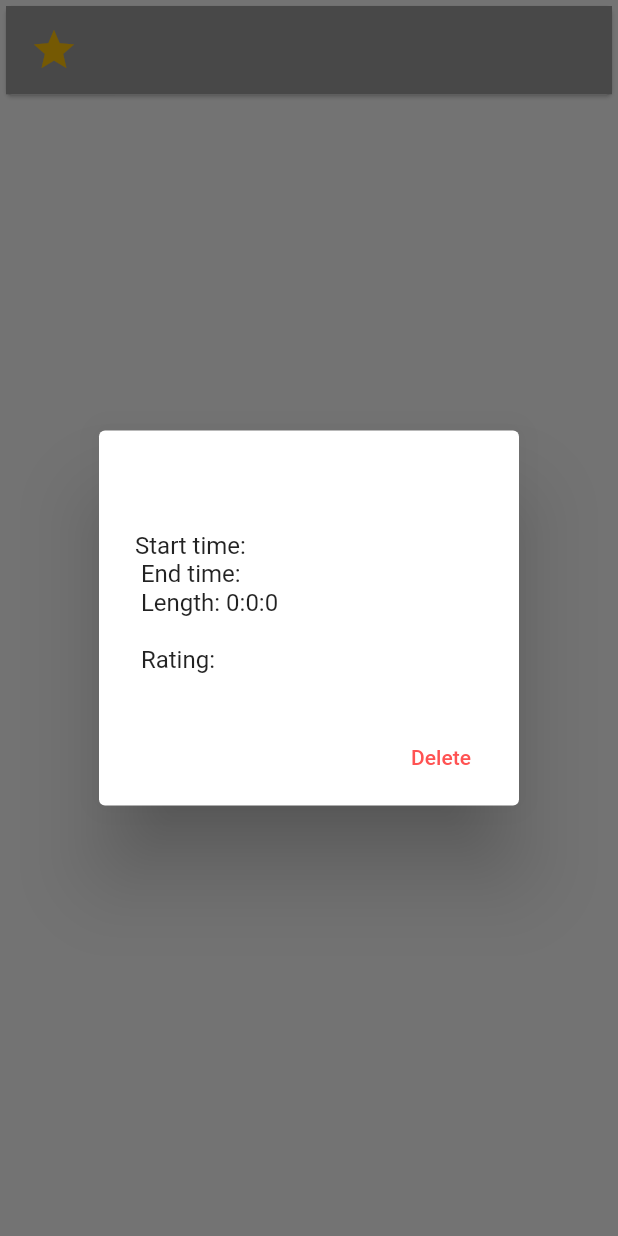
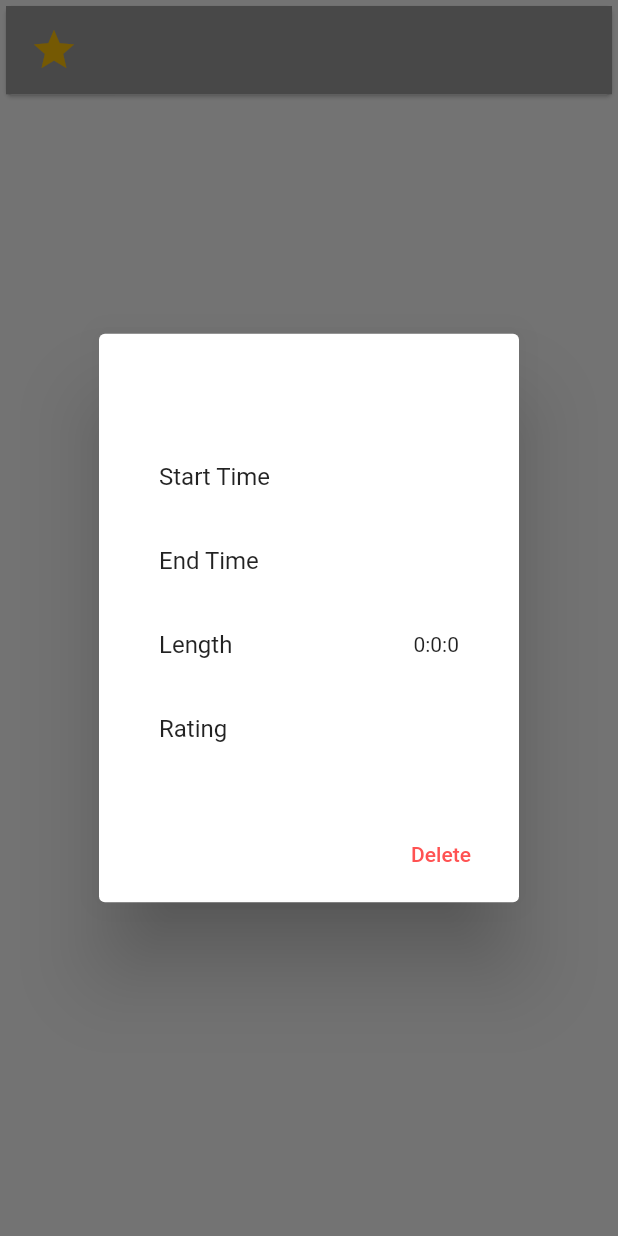
Before and after one commit to panduwira/RateYourSleep, a Flutter app: the TimeDataCard widget shown alone on an empty page, opened directly with empty values, after a tap on the "star" icon, on a phone screen of 412 x 824 dp. Run offline on Flutter 3.47's test engine with Material 2 defaults, Android fonts, the phone set to English and light mode, and no system bars; our stand-ins replace cloud_firestore, equatable, firebase_auth, firebase_core, firebase_storage, flutter_local_notifications and 5 more; accounts and stored records are empty.

Commit message:
Minor UI Changes

```diff
--- a/lib/widgets/timecard.dart
+++ b/lib/widgets/timecard.dart
@@ -20,18 +20,39 @@ class TimeDataCard extends StatelessWidget {
                 context: context,
                 builder: (_) => new AlertDialog(
                       title: Text(sleeptimer.sleepdate),
-                      content: Text("Start time: " +
-                          sleeptimer.sleepdate +
-                          "\n End time: " +
-                          sleeptimer.wakeupdate +
-                          "\n Length: " +
-                          sleeptimer.hours.toString() +
-                          ":" +
-                          sleeptimer.minutes.toString() +
-                          ":" +
-                          sleeptimer.seconds.toString() +
-                          "\n\n Rating: " +
-                          sleeptimer.rating),
+                      content: Container(
+                        child: Column(
+                          mainAxisAlignment: MainAxisAlignment.start,
+                          crossAxisAlignment: CrossAxisAlignment.stretch,
+                          mainAxisSize: MainAxisSize.min,
+                          children: <Widget>[
+                            Container(
+                                child: ListTile(
+                              title: Text('Start Time '),
+                              trailing: Text(sleeptimer.sleepdate),
+                            )),
+                            Container(
+                                child: ListTile(
+                              title: Text('End Time '),
+                              trailing: Text(sleeptimer.wakeupdate),
+                            )),
+                            Container(
+                              child: ListTile(
+                              title: Text('Length '),
+                              trailing: Text(sleeptimer.hours.toString() +
+                                  ":" +
+                                  sleeptimer.minutes.toString() +
+                                  ":" +
+                                  sleeptimer.seconds.toString()),
+                            )),
+                            Container(
+                              child: ListTile(
+                              title: Text('Rating '),
+                              trailing: Text(sleeptimer.rating),
+                            )),
+                          ],
+                        ),
+                      ),
                       actions: <Widget>[
                         FlatButton(
                             onPressed: () async {
```
Also changed, not shown: lib/main.dart (+6 -2 lines), lib/pages/home.dart (+21 -5 lines), lib/widgets/supertimecard.dart (+41 -14 lines).
